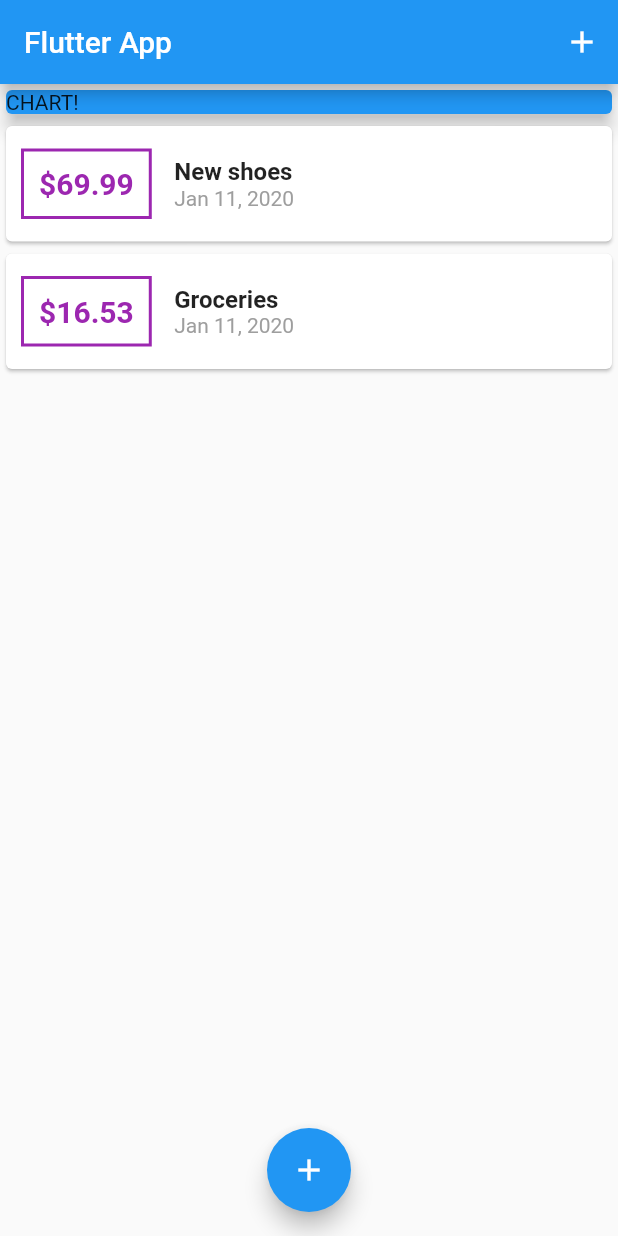
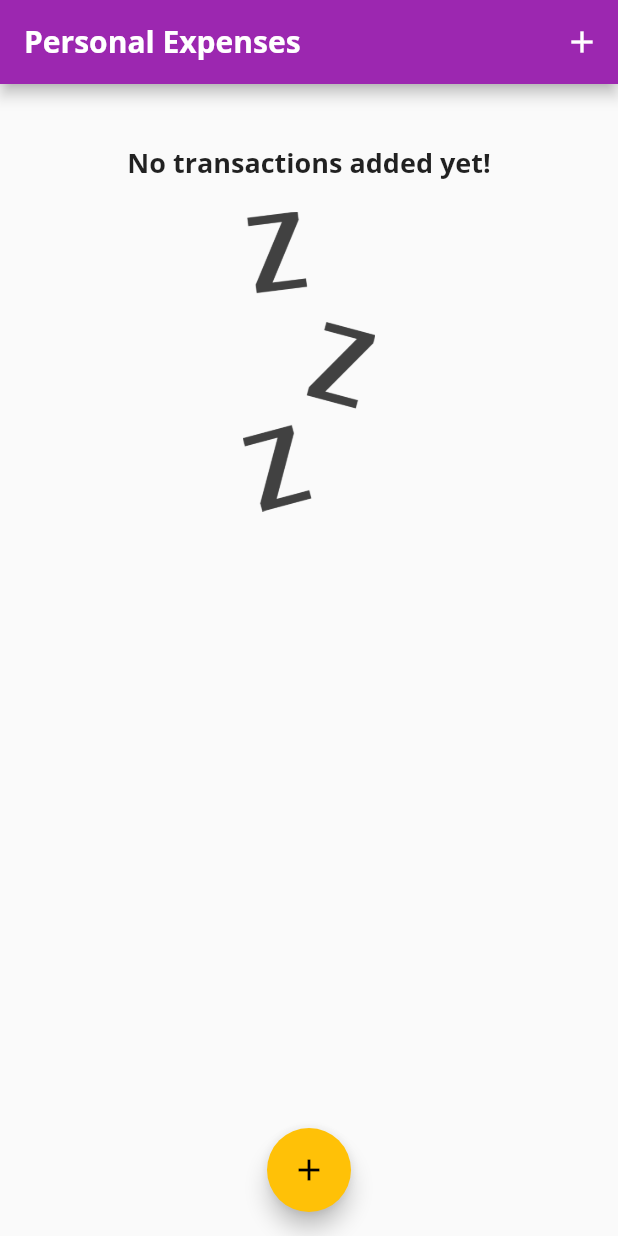
Before and after one commit to Ayush-Bhargava/PersonalExpenses, a Flutter app: the screen it shows after launch, on a phone screen of 412 x 824 dp. Run offline on Flutter 3.47's test engine with Material 2 defaults, Android fonts, the phone set to English and light mode, and no system bars.

Commit message:
adding chart

```diff
--- a/lib/main.dart
+++ b/lib/main.dart
@@ -1,5 +1,6 @@
 import 'package:flutter/material.dart';
-import 'package:personal_expenses/widgets/new_transaction.dart';
+import './widgets/chart.dart';
+import './widgets/new_transaction.dart';
 
 import './widgets/transaction_list.dart';
 import './models/transaction.dart';
@@ -10,7 +11,28 @@ class MyApp extends StatelessWidget {
   @override
   Widget build(BuildContext context) {
     return MaterialApp(
-      title: 'Flutter App',
+      title: 'Personal Expenses',
+      theme: ThemeData(
+        primarySwatch: Colors.purple,
+        accentColor: Colors.amber,
+        fontFamily: 'QuickSand',
+        textTheme: ThemeData.light().textTheme.copyWith(
+              title: TextStyle(
+                fontFamily: 'OpenSans',
+                fontSize: 18,
+                fontWeight: FontWeight.bold,
+              ),
+            ),
+        appBarTheme: AppBarTheme(
+          textTheme: ThemeData.light().textTheme.copyWith(
+                title: TextStyle(
+                  fontFamily: 'OpenSans',
+                  fontSize: 20,
+                  fontWeight: FontWeight.bold,
+                ),
+              ),
+        ),
+      ),
       home: MyHomePage(),
     );
   }
@@ -26,19 +48,29 @@ class MyHomePage extends StatefulWidget {
 
 class _MyHomePageState extends State<MyHomePage> {
   final List<Transaction> _userTransactions = [
-    new Transaction(
-      id: 't1',
-      title: 'New shoes',
-      amount: 69.99,
-      date: DateTime.now(),
-    ),
-    new Transaction(
-      id: 't2',
-      title: 'Groceries',
-      amount: 16.53,
-      date: DateTime.now(),
-    ),
+    // new Transaction(
+    //   id: 't1',
+    //   title: 'New shoes',
+    //   amount: 69.99,
+    //   date: DateTime.now(),
+    // ),
+    // new Transaction(
+    //   id: 't2',
+    //   title: 'Groceries',
+    //   amount: 16.53,
+    //   date: DateTime.now(),
+    // ),
   ];
+
+  List<Transaction> get _recentTransactions {
+    return _userTransactions.where((tx) {
+      return tx.date.isAfter(
+        DateTime.now().subtract(
+          Duration(days: 7),
+        ),
+      );
+    }).toList();
+  }
 
   void _addNewTransaction(String txTitle, double txAmount) {
     final newTx = Transaction(
@@ -66,7 +98,7 @@ class _MyHomePageState extends State<MyHomePage> {
   Widget build(BuildContext context) {
     return Scaffold(
       appBar: AppBar(
-        title: Text('Flutter App'),
+        title: Text('Personal Expenses'),
         actions: <Widget>[
           IconButton(
             icon: Icon(Icons.add),
@@ -77,16 +109,9 @@ class _MyHomePageState extends State<MyHomePage> {
       body: SingleChildScrollView(
         child: Column(
           crossAxisAlignment: CrossAxisAlignment.center,
-          mainAxisAlignment: MainAxisAlignment.start,
+          //mainAxisAlignment: MainAxisAlignment.start,
           children: <Widget>[
-            Card(
-              color: Colors.blue,
-              child: Container(
-                width: double.infinity,
-                child: Text('CHART!'),
-              ),
-              elevation: 5,
-            ),
+            Chart(_recentTransactions),
             TransactionList(_userTransactions),
           ],
         ),
--- /dev/null
+++ b/lib/widgets/chart.dart
@@ -0,0 +1,44 @@
+import 'package:flutter/material.dart';
+import 'package:intl/intl.dart';
+import '../models/transaction.dart';
+
+class Chart extends StatelessWidget {
+  final List<Transaction> recentTransactions;
+
+  Chart(this.recentTransactions);
+
+  List<Map<String, Object>> get groupedTransactionValues {
+    return List.generate(7, (index) {
+      final weekDay = DateTime.now().subtract(
+        Duration(days: index),
+      );
+      var totalSum = 0.0;
+
+      for (var i = 0; i < recentTransactions.length; i++) {
+        if (recentTransactions[i].date.day == weekDay.day &&
+            recentTransactions[i].date.month == weekDay.month &&
+            recentTransactions[i].date.year == weekDay.year) {
+          totalSum += recentTransactions[i].amount;
+        }
+      }
+
+      return {
+        'day': DateFormat.E().format(weekDay),
+        'amount': totalSum,
+      };
+    });
+  }
+
+  @override
+  Widget build(BuildContext context) {
+    print(groupedTransactionValues);
+
+    return Card(
+      elevation: 6,
+      margin: EdgeInsets.all(20),
+      child: Row(
+        children: <Widget>[],
+      ),
+    );
+  }
+}
--- a/lib/widgets/new_transaction.dart
+++ b/lib/widgets/new_transaction.dart
@@ -61,7 +61,7 @@ class _NewTransactionState extends State<NewTransaction> {
               child: Text(
                 'Add Transaction',
               ),
-              textColor: Colors.purple,
+              textColor: Theme.of(context).primaryColor,
               onPressed: submitData,
             ),
           ],
--- a/lib/widgets/transaction_list.dart
+++ b/lib/widgets/transaction_list.dart
@@ -11,7 +11,22 @@ class TransactionList extends StatelessWidget {
   Widget build(BuildContext context) {
     return Container(
       height: 300,
-      child: ListView.builder(
+      child: transactions.isEmpty
+          ? Column(
+              children: <Widget>[
+                Text(
+                  'No transactions added yet!',
+                  style: Theme.of(context).textTheme.title,
+                ),
+                SizedBox(
+                  height: 20,
+                ),
+                Container(
+                    height: 200,
+                    child: Image.asset('assets/images/waiting.png')),
+              ],
+            )
+          : ListView.builder(
               itemBuilder: (ctx, index) {
                 return Card(
                   child: Row(
@@ -23,7 +38,7 @@ class TransactionList extends StatelessWidget {
                         ),
                         decoration: BoxDecoration(
                           border: Border.all(
-                      color: Colors.purple,
+                            color: Theme.of(context).primaryColor,
                             width: 2,
                           ),
                         ),
@@ -32,7 +47,7 @@ class TransactionList extends StatelessWidget {
                           '\$${transactions[index].amount.toStringAsFixed(2)}',
                           style: TextStyle(
                               fontWeight: FontWeight.bold,
-                        color: Colors.purple,
+                              color: Theme.of(context).primaryColor,
                               fontSize: 20),
                         ),
                       ),
@@ -43,13 +58,11 @@ class TransactionList extends StatelessWidget {
                           children: <Widget>[
                             Text(
                               transactions[index].title,
-                        style: TextStyle(
-                          fontSize: 16,
-                          fontWeight: FontWeight.bold,
-                        ),
+                              style: Theme.of(context).textTheme.title,
                             ),
                             Text(
-                        DateFormat.yMMMd().format(transactions[index].date),
+                              DateFormat.yMMMd()
+                                  .format(transactions[index].date),
                               style: TextStyle(
                                 color: Colors.grey,
                               ),
```
Also changed, not shown: pubspec.yaml (+13 -13 lines), assets/fonts/OpenSans-Bold.ttf (added), assets/fonts/OpenSans-Regular.ttf (added), assets/fonts/Quicksand-Bold.ttf (added), assets/fonts/Quicksand-Light.ttf (added), assets/fonts/Quicksand-Medium.ttf (added), assets/fonts/Quicksand-Regular.ttf (added), assets/images/waiting.png (added). Lines whose indentation alone changed are shown as unchanged.
